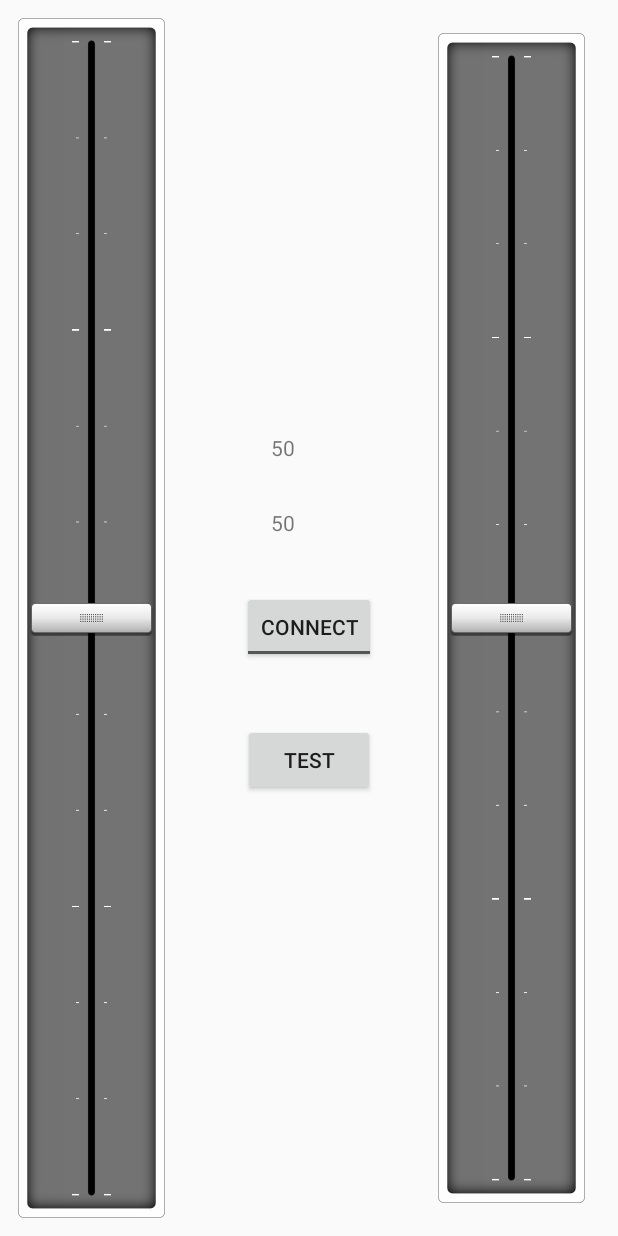
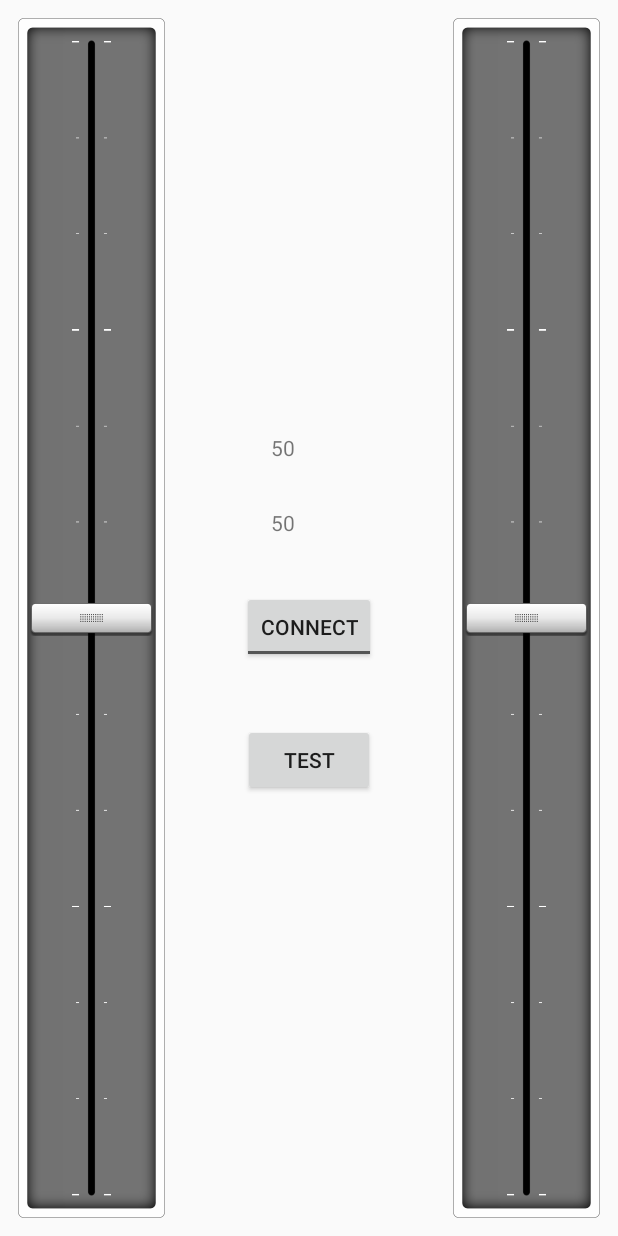
Before and after one commit to bundie1990/RoboRC, an Android app: the screen it shows after launch (MainActivity), on a phone screen of 412 x 824 dp. Run offline under Robolectric (Android 15) with nearby library versions, the phone set to English and light mode, and no system bars.

Commit message:
Change data format to bytes so we end up sending just two bytes, one for each seekbar + one byte to indicate the beginning of the pair

```diff
--- a/app/src/main/java/net/fadvisor/roborc/BluetoothService.java
+++ b/app/src/main/java/net/fadvisor/roborc/BluetoothService.java
@@ -442,7 +442,9 @@ public class BluetoothService {
             timer.schedule(new TimerTask() {
                 @Override
                 public void run() {
-                    String tmp = String.format("(%02x,%02x)\n", MainActivity.sb1.getProgress(), MainActivity.sb2.getProgress());
+                    // The range for each slider is 0 to 100, so it fits inside one byte [0 - 255]
+                    // ASCII code for f is 102 which is outside the slider range, so it is used to indicate the start of a new pair
+                    String tmp = String.format("f%c%c", MainActivity.sb1.getProgress(), MainActivity.sb2.getProgress());
                     byte[] buffer = tmp.getBytes();
 
                     try {
--- a/app/src/main/res/layout/activity_main.xml
+++ b/app/src/main/res/layout/activity_main.xml
@@ -34,11 +34,11 @@
             android:thumb="@drawable/seek_thumb"
             android:background="@drawable/seek_back_dark"
             android:progressDrawable="@android:color/transparent"
-            android:layout_margin="20dp"
+            android:layout_margin="10dp"
             android:paddingTop="10dp"
             android:paddingBottom="10dp"
-            android:paddingLeft="20dp"
-            android:paddingRight="20dp" />
+            android:paddingLeft="25dp"
+            android:paddingRight="25dp" />
 
         <LinearLayout
             android:orientation="horizontal"
```
